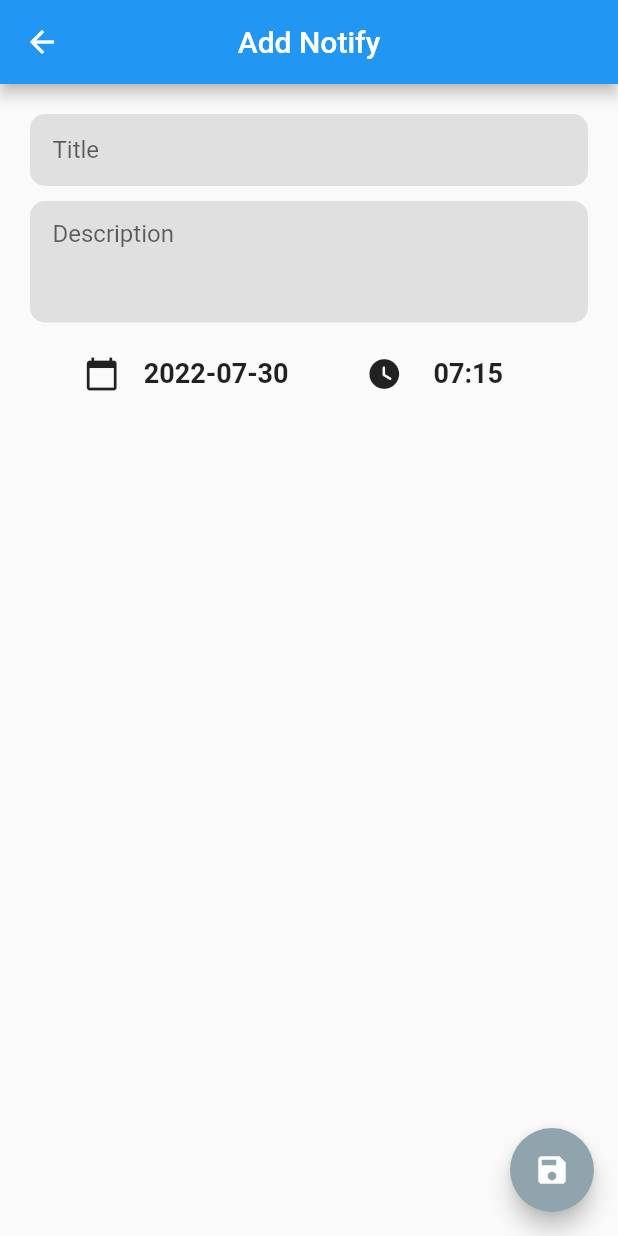
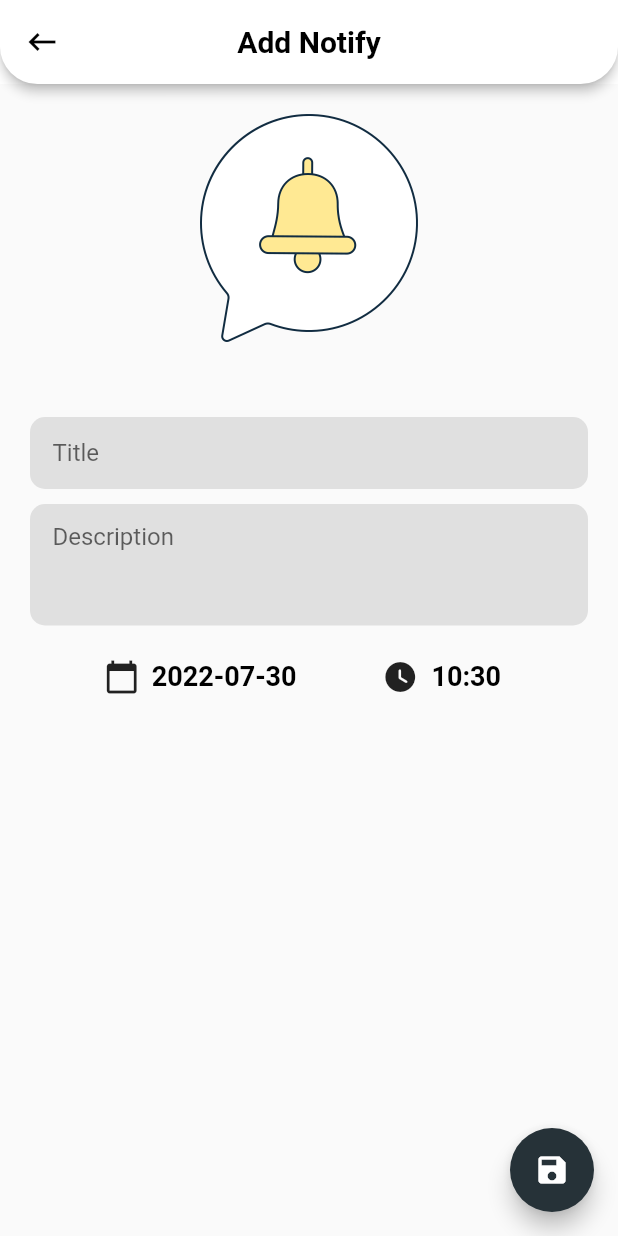
Before and after one commit to Hirushan272/notify, a Flutter app: the screen it shows after launch, after a tap on the "add" icon, on a phone screen of 412 x 824 dp. Run offline on Flutter 3.47's test engine with Material 2 defaults, Android fonts, the light colour scheme and no system bars; our stand-ins replace flutter_local_notifications, flutter_native_timezone, flutter_riverpod, rflutter_alert, shared_preferences, timezone.

Commit message:
upgrade packages and bug fixed

```diff
--- a/lib/main.dart
+++ b/lib/main.dart
@@ -2,7 +2,8 @@ import 'package:flutter/material.dart';
 import 'package:flutter/services.dart';
 import 'package:flutter_local_notifications/flutter_local_notifications.dart';
 import 'package:flutter_native_timezone/flutter_native_timezone.dart';
-import 'package:flutter_riverpod/all.dart';
+import 'package:flutter_riverpod/flutter_riverpod.dart';
+// import 'package:flutter_riverpod/all.dart';
 import 'screens/add_notify/notify_add.dart';
 import 'service/data_service.dart';
 import 'package:shared_preferences/shared_preferences.dart';
@@ -69,7 +70,7 @@ class _MyAppState extends State<MyApp> {
     var androidDetails = AndroidNotificationDetails(
       "Channel Id",
       "Channel Name",
-      "This is my channel",
+      // "This is my channel",
       playSound: false,
       enableVibration: true,
       importance: Importance.max,
@@ -144,6 +145,7 @@ class _MyAppState extends State<MyApp> {
   Widget build(BuildContext context) {
     return ProviderScope(
       child: MaterialApp(
+        debugShowCheckedModeBanner: false,
         home: HomePage(
           notify: showNotification,
           cancelNotify: cancelNotification,
@@ -151,7 +153,7 @@ class _MyAppState extends State<MyApp> {
         theme: ThemeData(
           buttonTheme: ButtonThemeData(buttonColor: Colors.blueGrey[300]),
           primaryColor: Colors.blueGrey[900],
-          buttonColor: Colors.brown[800],
+          // buttonColor: Colors.brown[800],
         ),
         routes: {
           NotifyAdd.routeName: (context) => NotifyAdd(),
--- a/lib/screens/add_notify/notify_add.dart
+++ b/lib/screens/add_notify/notify_add.dart
@@ -19,7 +19,7 @@ class NotifyAdd extends StatefulWidget {
 class _NotifyAddState extends State<NotifyAdd> {
   Notify notify = Notify();
 
-  TimeOfDay _time = TimeOfDay(hour: 7, minute: 15);
+  TimeOfDay _time = TimeOfDay.now();
   DateTime selectedDate = DateTime.now();
 
   var random = Random();
@@ -54,16 +54,53 @@ class _NotifyAddState extends State<NotifyAdd> {
   @override
   Widget build(BuildContext context) {
     return Scaffold(
-      appBar: AppBar(
-        title: Text("Add Notify"),
-        centerTitle: true,
+      appBar: PreferredSize(
+        preferredSize: AppBar().preferredSize,
+        child: SafeArea(
+          child: Container(
+            color: Colors.white,
+            child: AppBar(
+              centerTitle: true,
+              title: Text(
+                "Add Notify",
+                style:
+                    TextStyle(fontWeight: FontWeight.bold, color: Colors.black),
+              ),
+              shape: RoundedRectangleBorder(
+                  borderRadius: BorderRadius.only(
+                      bottomLeft: Radius.circular(25.0),
+                      bottomRight: Radius.circular(25.0))),
+              elevation: 3,
+              backgroundColor: Colors.white,
+              leading: GestureDetector(
+                child: Icon(
+                  Icons.keyboard_backspace_sharp,
+                  color: Colors.black,
+                ),
+                onTap: () {
+                  Navigator.pop(context);
+                },
+              ),
+            ),
+          ),
+        ),
       ),
+      // appBar: AppBar(
+      //   title: Text("Add Notify"),
+      //   centerTitle: true,
+      // ),
       body: Form(
         key: formKey,
         child: Container(
           padding: EdgeInsets.fromLTRB(20, 20, 20, 10),
           child: Column(
+            // mainAxisAlignment: MainAxisAlignmen,
             children: [
+              Image.asset(
+                "images/add-notify.png",
+                scale: 3,
+              ),
+              SizedBox(height: 50),
               Container(
                 decoration: BoxDecoration(
                   color: Colors.grey[300],
@@ -107,24 +144,28 @@ class _NotifyAddState extends State<NotifyAdd> {
                   Row(
                     children: [
                       Icon(Icons.calendar_today),
-                      FlatButton(
+                      TextButton(
                           onPressed: () => _selectDate(context),
                           child: Text(
                             "${formateDate(selectedDate)}",
                             style: TextStyle(
-                                fontSize: 18, fontWeight: FontWeight.bold),
+                                fontSize: 18,
+                                fontWeight: FontWeight.bold,
+                                color: Colors.black),
                           )),
                     ],
                   ),
                   Row(
                     children: [
                       Icon(Icons.watch_later_rounded),
-                      FlatButton(
+                      TextButton(
                           onPressed: () => _selectTime(),
                           child: Text(
                             "${formatTimeOfDay(_time)}",
                             style: TextStyle(
-                                fontSize: 18, fontWeight: FontWeight.bold),
+                                fontSize: 18,
+                                fontWeight: FontWeight.bold,
+                                color: Colors.black),
                           )),
                     ],
                   ),
@@ -159,7 +200,7 @@ class _NotifyAddState extends State<NotifyAdd> {
           }
         },
         child: Icon(Icons.save),
-        backgroundColor: Theme.of(context).buttonColor,
+        backgroundColor: Theme.of(context).primaryColor,
       ),
     );
   }
--- a/lib/screens/home/home_page.dart
+++ b/lib/screens/home/home_page.dart
@@ -1,5 +1,6 @@
 import 'package:flutter/material.dart';
-import 'package:flutter_riverpod/all.dart';
+
+import 'package:flutter_riverpod/flutter_riverpod.dart';
 import '../../models/notification_model.dart';
 import '../add_notify/notify_add.dart';
 import 'notify_card.dart';
@@ -7,28 +8,49 @@ import '../../service/data_service.dart';
 
 final dataService = ChangeNotifierProvider((ref) => DataService());
 
-class HomePage extends StatelessWidget {
+class HomePage extends ConsumerWidget {
   final Function notify;
   final Function cancelNotify;
 
   const HomePage({Key key, this.notify, this.cancelNotify}) : super(key: key);
   @override
-  Widget build(BuildContext context) {
+  Widget build(BuildContext context, WidgetRef ref) {
+    final size = MediaQuery.of(context).size;
     return Scaffold(
-      appBar: AppBar(
-        centerTitle: true,
-        title: Text("Home Page"),
+      appBar: PreferredSize(
+        preferredSize: AppBar().preferredSize,
+        child: SafeArea(
+          child: Container(
+            color: Colors.white,
+            child: AppBar(
+              centerTitle: true,
+              title: Text(
+                "Notifier",
+                style:
+                    TextStyle(fontWeight: FontWeight.bold, color: Colors.black),
+              ),
+              shape: RoundedRectangleBorder(
+                  borderRadius: BorderRadius.only(
+                      bottomLeft: Radius.circular(25.0),
+                      bottomRight: Radius.circular(25.0))),
+              elevation: 3,
+              backgroundColor: Colors.white,
+            ),
+          ),
+        ),
       ),
       body: Consumer(
-        builder: (context, watch, child) {
-          final data = watch(dataService);
+        builder: (context, ref, child) {
+          final data = ref.watch(dataService);
 
           return FutureBuilder<List<Notify>>(
             future: data.loadData(),
             builder: (context, snapshot) {
               if (snapshot.hasData) {
                 return Container(
-                  padding: EdgeInsets.only(top: 10, bottom: 10),
+                  color: Colors.white,
+                  padding:
+                      EdgeInsets.only(top: 10, bottom: 10, left: 10, right: 10),
                   width: double.infinity,
                   child: ListView.builder(
                     itemCount: snapshot.data.length == 0 ||
@@ -43,7 +65,24 @@ class HomePage extends StatelessWidget {
                               data: data,
                               cancelNotify: cancelNotify,
                             )
-                          : Center(child: Text("No Data"));
+                          : Container(
+                              height: size.height * 0.8,
+                              child: Column(
+                                mainAxisAlignment: MainAxisAlignment.center,
+                                children: [
+                                  Image.asset(
+                                    "images/no-data.png",
+                                    scale: 2,
+                                  ),
+                                  Text(
+                                    "No Notify",
+                                    style: TextStyle(
+                                        fontSize: 25,
+                                        fontWeight: FontWeight.bold),
+                                  ),
+                                ],
+                              ),
+                            );
                     },
                   ),
                 );
@@ -62,13 +101,13 @@ class HomePage extends StatelessWidget {
             MaterialPageRoute(
               builder: (context) => NotifyAdd(
                 showNotification: notify,
-                data: context.read(dataService),
+                data: ref.read(dataService),
               ),
             ),
           );
         },
         child: Icon(Icons.add),
-        backgroundColor: Theme.of(context).buttonColor,
+        backgroundColor: Theme.of(context).primaryColor,
       ),
     );
   }
--- a/lib/widgets/alert_dialog.dart
+++ b/lib/widgets/alert_dialog.dart
@@ -1,10 +1,11 @@
+// import 'package:rflutter_alert/rflutter_alert.dart';
 import 'package:rflutter_alert/rflutter_alert.dart';
 
 onBasicAlertPressed(context) {
   Alert(
     type: AlertType.warning,
     context: context,
-    title: "ALERT",
-    desc: "Can't set notification for history.",
+    title: "WARNING",
+    desc: "Please enter valid data",
   ).show();
 }
```
Also changed, not shown: lib/screens/home/notify_card.dart (+11 -7 lines), pubspec.yaml (+19 -11 lines), images/add-notify.png (added), images/icon.png (added), images/no-data.png (added), pubspec.lock, 30 other files.
